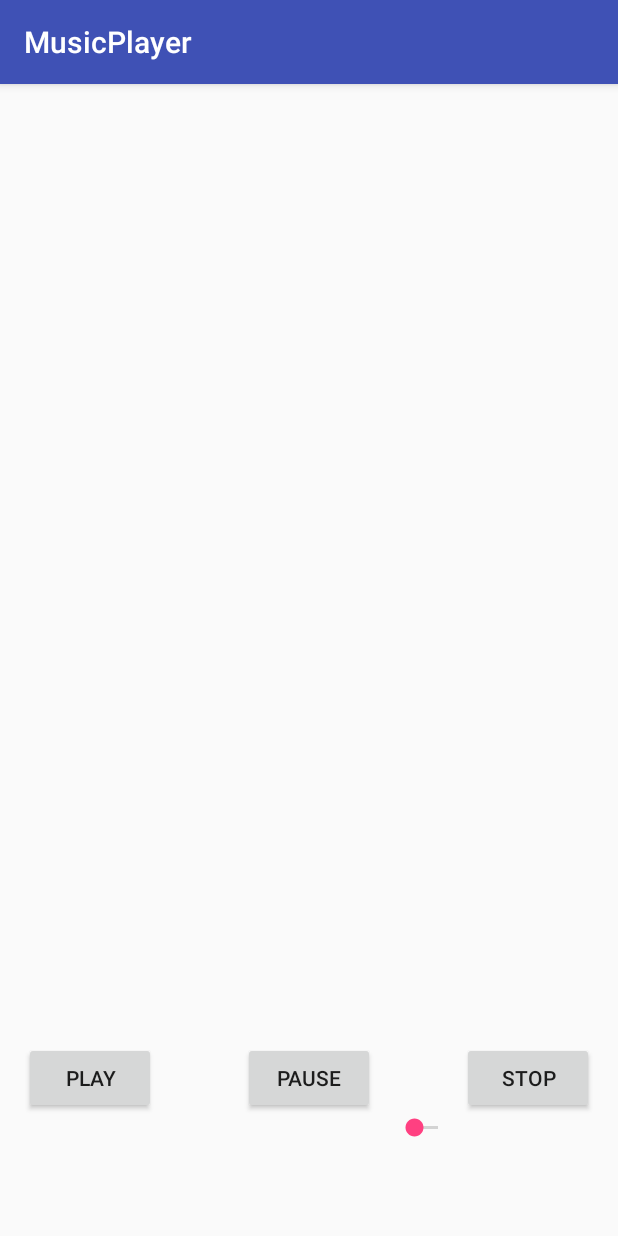
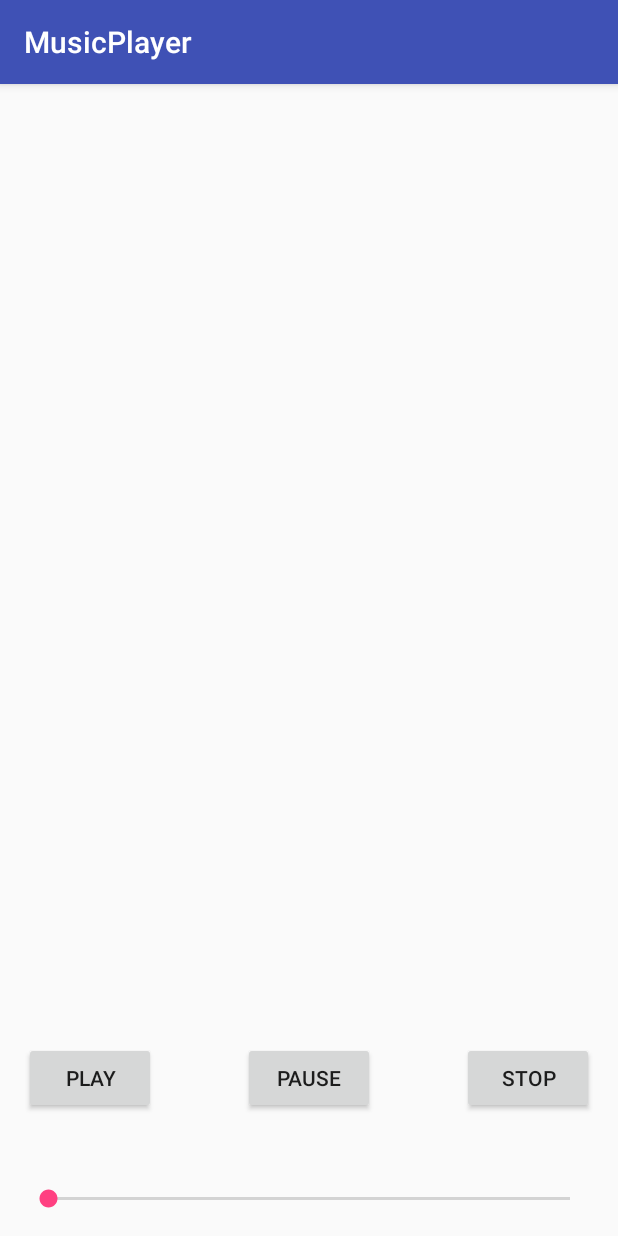
Before and after one commit to barriossteven/Android_MusicPlayer, an Android app: the screen it shows after launch (AudioActivity), on a phone screen of 412 x 824 dp. Run offline under Robolectric (Android 15) with nearby library versions, the phone set to English and light mode, and no system bars.

Commit message:
added seekbar

```diff
--- a/app/src/main/java/com/example/barrios/musicplayer/AudioActivity.java
+++ b/app/src/main/java/com/example/barrios/musicplayer/AudioActivity.java
@@ -1,9 +1,13 @@
  package com.example.barrios.musicplayer;
 
+import android.media.MediaPlayer;
 import android.support.v7.app.AppCompatActivity;
 import android.os.Bundle;
+import android.view.View;
 import android.widget.Button;
 import android.widget.SeekBar;
+
+import java.io.IOException;
 
  public class AudioActivity extends AppCompatActivity {
 
@@ -12,6 +16,8 @@ import android.widget.SeekBar;
      private Button stopB;
      private SeekBar seekBar;
      private int songID;
+     MediaPlayer mediaPlayer;
+     Boolean isPrepared;
 
     @Override
     protected void onCreate(Bundle savedInstanceState) {
@@ -22,16 +28,57 @@ import android.widget.SeekBar;
         pauseB = (Button)findViewById(R.id.pauseButton);
         stopB = (Button)findViewById(R.id.stopButton);
         seekBar = (SeekBar)findViewById(R.id.seekBar);
+        mediaPlayer = MediaPlayer.create(AudioActivity.this, R.raw.meghan_trainor_no);
+        isPrepared = true;
+        seekBar.setMax(mediaPlayer.getDuration());
 
-        //getSongName();
+       playB.setOnClickListener(new View.OnClickListener() {
+           @Override
+           public void onClick(View v) {
+               if(!isPrepared) {
+                   try {
+                       mediaPlayer.prepare();
+                       isPrepared = true;
+                   } catch (IOException e) {
+                       e.printStackTrace();
+                   }
+               }
+               mediaPlayer.start();
+
+           }
+       });
+
+        pauseB.setOnClickListener(new View.OnClickListener() {
+            @Override
+            public void onClick(View v) {
+                mediaPlayer.pause();
+            }
+        });
+
+        stopB.setOnClickListener(new View.OnClickListener() {
+            @Override
+            public void onClick(View v) {
+                mediaPlayer.stop();
+                isPrepared = false;
+            }
+        });
+
+
+
+
 
 
     }
 
     private String getSongName(){
-        return
+        return null;
+    }
+    private void stopPlaying(){
+        if(mediaPlayer != null){
+            mediaPlayer.stop();
+            mediaPlayer.release();
+        }
     }
 
 
-
 }
--- a/app/src/main/res/layout/activity_audio.xml
+++ b/app/src/main/res/layout/activity_audio.xml
@@ -37,11 +37,10 @@
         android:layout_alignParentEnd="true" />
 
     <SeekBar
-        android:layout_width="wrap_content"
+        android:layout_width="match_parent"
         android:layout_height="wrap_content"
         android:id="@+id/seekBar"
-        android:layout_below="@+id/pauseButton"
-        android:layout_toLeftOf="@+id/stopButton"
-        android:layout_toStartOf="@+id/stopButton"
-        android:indeterminate="false" />
+        android:indeterminate="false"
+        android:layout_alignParentBottom="true"
+        android:layout_centerHorizontal="true" />
 </RelativeLayout>
```
